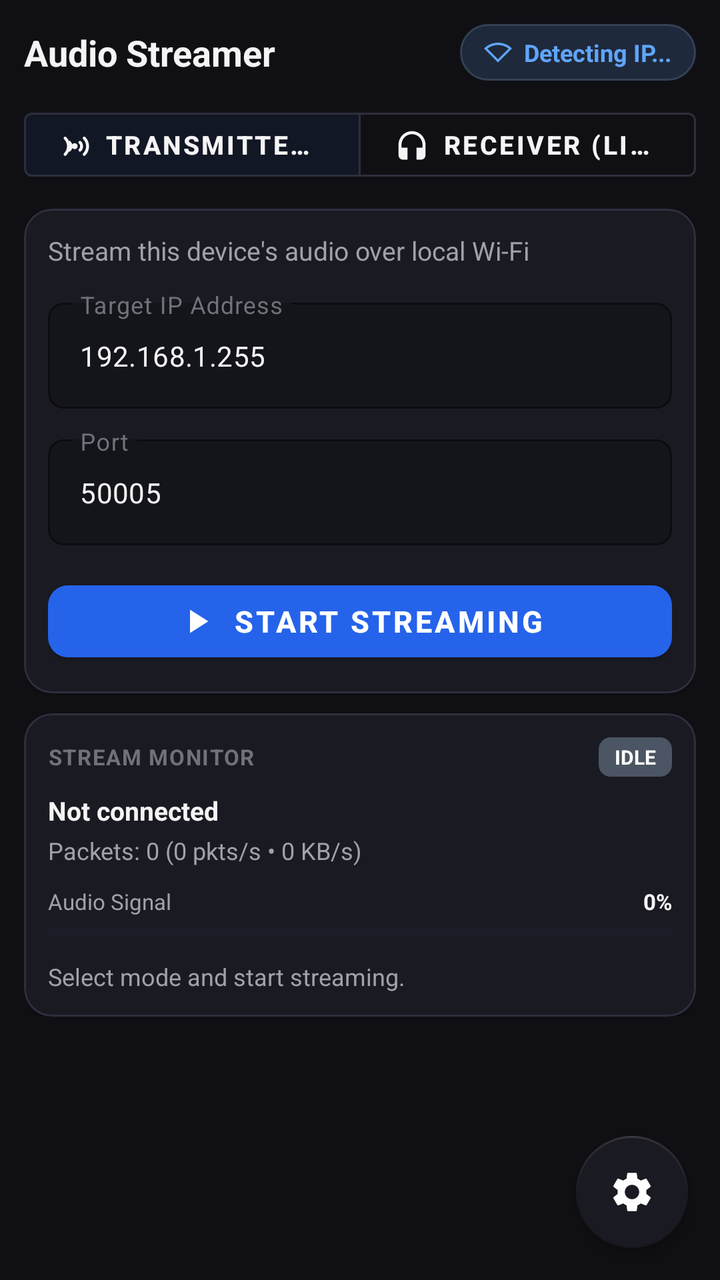
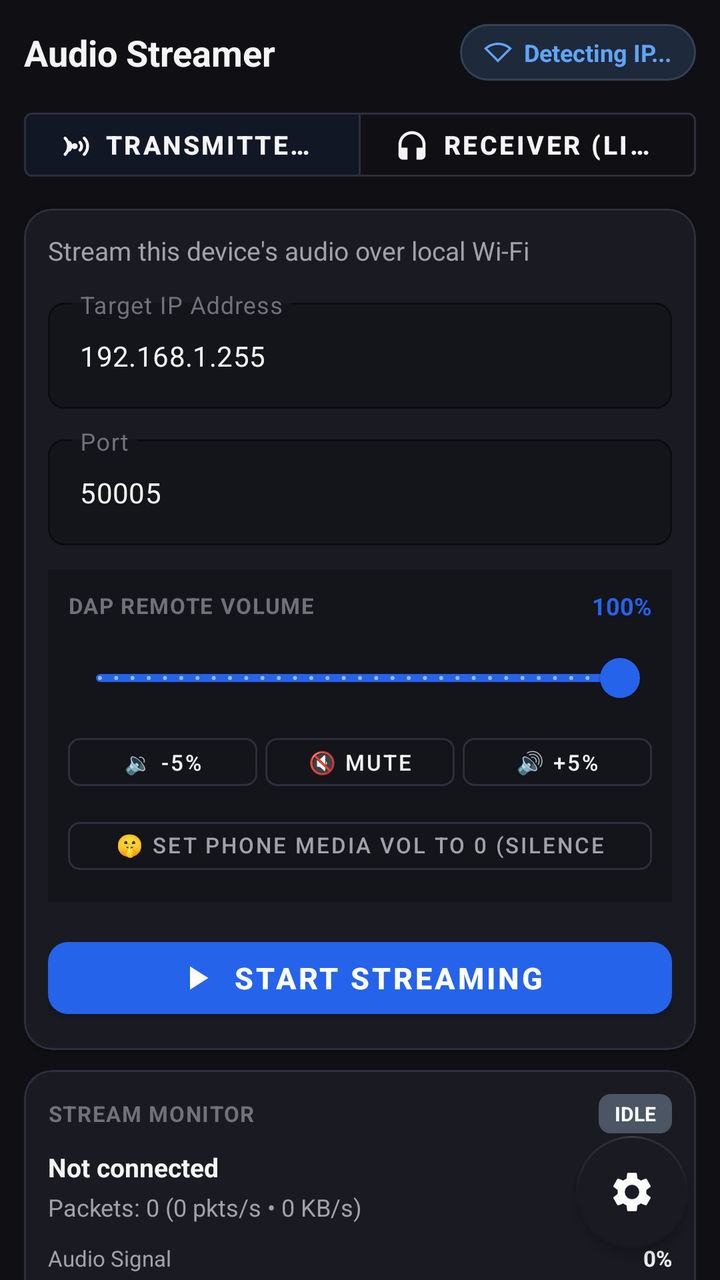

Two renders of the same Android screen: before a commit and after it. Below are the layout's source before the change and the commit's diff.
<!-- AndroidManifest.xml: application theme Theme.AudioStreamer -->
<!-- res/layout/activity_main.xml -->
<?xml version="1.0" encoding="utf-8"?>
<androidx.coordinatorlayout.widget.CoordinatorLayout
    xmlns:android="http://schemas.android.com/apk/res/android"
    xmlns:app="http://schemas.android.com/apk/res-auto"
    android:id="@+id/root_layout"
    android:layout_width="match_parent"
    android:layout_height="match_parent"
    android:fitsSystemWindows="true"
    android:background="@color/bg_screen">

    <ScrollView
        android:layout_width="match_parent"
        android:layout_height="match_parent"
        android:fillViewport="true"
        android:clipToPadding="false"
        android:paddingBottom="88dp"
        android:scrollbars="none">

        <LinearLayout
            android:layout_width="match_parent"
            android:layout_height="wrap_content"
            android:gravity="center_horizontal"
            android:orientation="vertical">

            <LinearLayout
                android:layout_width="match_parent"
                android:layout_height="wrap_content"
                android:maxWidth="@dimen/content_max_width"
                android:orientation="vertical"
                android:padding="@dimen/screen_padding">

                
                <LinearLayout
                    android:layout_width="match_parent"
                    android:layout_height="wrap_content"
                    android:orientation="horizontal"
                    android:gravity="center_vertical"
                    android:layout_marginBottom="@dimen/card_spacing">

                    <TextView
                        android:id="@+id/tv_title"
                        android:layout_width="0dp"
                        android:layout_height="wrap_content"
                        android:layout_weight="1"
                        android:text="@string/app_name"
                        android:textSize="@dimen/title_text_size"
                        android:textStyle="bold"
                        android:textColor="@color/text_primary" />

                    
                    <LinearLayout
                        android:id="@+id/layout_ip_pill"
                        android:layout_width="wrap_content"
                        android:layout_height="wrap_content"
                        android:orientation="horizontal"
                        android:gravity="center_vertical"
                        android:background="@drawable/bg_ip_pill"
                        android:paddingStart="12dp"
                        android:paddingEnd="12dp"
                        android:paddingTop="6dp"
                        android:paddingBottom="6dp"
                        android:clickable="true"
                        android:focusable="true">

                        <ImageView
                            android:layout_width="14dp"
                            android:layout_height="14dp"
                            android:src="@drawable/ic_wifi"
                            android:layout_marginEnd="6dp"
                            app:tint="@color/pill_text" />

                        <TextView
                            android:id="@+id/tv_header_ip"
                            android:layout_width="wrap_content"
                            android:layout_height="wrap_content"
                            android:text="Detecting IP..."
                            android:textSize="12sp"
                            android:textStyle="bold"
                            android:textColor="@color/pill_text" />
                    </LinearLayout>
                </LinearLayout>

                
                <com.google.android.material.button.MaterialButtonToggleGroup
                    android:id="@+id/toggle_mode_group"
                    android:layout_width="match_parent"
                    android:layout_height="@dimen/toggle_height"
                    android:layout_marginBottom="@dimen/card_spacing"
                    app:singleSelection="true"
                    app:selectionRequired="true"
                    app:checkedButton="@+id/btn_mode_transmitter">

                    <com.google.android.material.button.MaterialButton
                        android:id="@+id/btn_mode_transmitter"
                        style="?attr/materialButtonOutlinedStyle"
                        android:layout_width="0dp"
                        android:layout_height="match_parent"
                        android:layout_weight="1"
                        android:text="@string/mode_transmitter"
                        android:textSize="13sp"
                        android:textStyle="bold"
                        android:textColor="@color/text_primary"
                        app:strokeColor="@color/card_stroke"
                        app:icon="@drawable/ic_transmitter"
                        app:iconTint="@color/text_primary"
                        app:iconGravity="textStart"
                        app:iconPadding="6dp"
                        app:iconSize="18dp" />

                    <com.google.android.material.button.MaterialButton
                        android:id="@+id/btn_mode_receiver"
                        style="?attr/materialButtonOutlinedStyle"
                        android:layout_width="0dp"
                        android:layout_height="match_parent"
                        android:layout_weight="1"
                        android:text="@string/mode_receiver"
                        android:textSize="13sp"
                        android:textStyle="bold"
                        android:textColor="@color/text_primary"
                        app:strokeColor="@color/card_stroke"
                        app:icon="@drawable/ic_receiver"
                        app:iconTint="@color/text_primary"
                        app:iconGravity="textStart"
                        app:iconPadding="6dp"
                        app:iconSize="18dp" />
                </com.google.android.material.button.MaterialButtonToggleGroup>

                
                <com.google.android.material.card.MaterialCardView
                    android:id="@+id/card_config"
                    android:layout_width="match_parent"
                    android:layout_height="wrap_content"
                    android:layout_marginBottom="@dimen/card_spacing"
                    app:cardCornerRadius="14dp"
                    app:cardElevation="1dp"
                    app:strokeColor="@color/card_stroke"
                    app:strokeWidth="1dp"
                    app:cardBackgroundColor="@color/card_bg">

                    <LinearLayout
                        android:layout_width="match_parent"
                        android:layout_height="wrap_content"
                        android:orientation="vertical"
                        android:padding="@dimen/card_inner_padding">

                        <TextView
                            android:id="@+id/tv_mode_guide"
                            android:layout_width="match_parent"
                            android:layout_height="wrap_content"
                            android:text="Stream this device's audio over local Wi-Fi"
                            android:textSize="13sp"
                            android:textColor="@color/text_secondary"
                            android:layout_marginBottom="12dp" />

                        
                        <com.google.android.material.textfield.TextInputLayout
                            android:id="@+id/til_target_ip"
                            android:layout_width="match_parent"
                            android:layout_height="wrap_content"
                            android:layout_marginBottom="10dp"
                            android:hint="@string/target_ip_hint"
                            android:textColorHint="@color/text_hint"
                            app:hintTextColor="@color/primary"
                            app:boxBackgroundColor="@color/input_bg"
                            app:boxStrokeColor="@color/primary"
                            app:boxCornerRadiusBottomEnd="8dp"
                            app:boxCornerRadiusBottomStart="8dp"
                            app:boxCornerRadiusTopEnd="8dp"
                            app:boxCornerRadiusTopStart="8dp"
                            style="@style/Widget.MaterialComponents.TextInputLayout.OutlinedBox">

                            <com.google.android.material.textfield.TextInputEditText
                                android:id="@+id/et_target_ip"
                                android:layout_width="match_parent"
                                android:layout_height="wrap_content"
                                android:inputType="textUri"
                                android:textSize="14sp"
                                android:textColor="@color/text_primary"
                                android:textColorHint="@color/text_hint"
                                android:text="192.168.1.255" />
                        </com.google.android.material.textfield.TextInputLayout>

                        
                        <com.google.android.material.textfield.TextInputLayout
                            android:id="@+id/til_port"
                            android:layout_width="match_parent"
                            android:layout_height="wrap_content"
                            android:layout_marginBottom="14dp"
                            android:hint="@string/port_hint"
                            android:textColorHint="@color/text_hint"
                            app:hintTextColor="@color/primary"
                            app:boxBackgroundColor="@color/input_bg"
                            app:boxStrokeColor="@color/primary"
                            app:boxCornerRadiusBottomEnd="8dp"
                            app:boxCornerRadiusBottomStart="8dp"
                            app:boxCornerRadiusTopEnd="8dp"
                            app:boxCornerRadiusTopStart="8dp"
                            style="@style/Widget.MaterialComponents.TextInputLayout.OutlinedBox">

                            <com.google.android.material.textfield.TextInputEditText
                                android:id="@+id/et_port"
                                android:layout_width="match_parent"
                                android:layout_height="wrap_content"
                                android:inputType="number"
                                android:textSize="14sp"
                                android:textColor="@color/text_primary"
                                android:textColorHint="@color/text_hint"
                                android:text="50005" />
                        </com.google.android.material.textfield.TextInputLayout>

                        
                        <com.google.android.material.button.MaterialButton
                            android:id="@+id/btn_action"
                            android:layout_width="match_parent"
                            android:layout_height="@dimen/btn_height"
                            android:text="@string/start_stream"
                            android:textSize="15sp"
                            android:textStyle="bold"
                            android:textColor="@color/white"
                            app:cornerRadius="10dp"
                            app:icon="@drawable/ic_play"
                            app:iconTint="@color/white"
                            app:iconGravity="textStart"
                            app:iconPadding="8dp"
                            app:iconSize="20dp" />

                    </LinearLayout>
                </com.google.android.material.card.MaterialCardView>

                
                <com.google.android.material.card.MaterialCardView
                    android:id="@+id/card_telemetry"
                    android:layout_width="match_parent"
                    android:layout_height="wrap_content"
                    app:cardCornerRadius="14dp"
                    app:cardElevation="1dp"
                    app:strokeColor="@color/card_stroke"
                    app:strokeWidth="1dp"
                    app:cardBackgroundColor="@color/card_bg">

                    <LinearLayout
                        android:layout_width="match_parent"
                        android:layout_height="wrap_content"
                        android:orientation="vertical"
                        android:padding="@dimen/card_inner_padding">

                        
                        <LinearLayout
                            android:layout_width="match_parent"
                            android:layout_height="wrap_content"
                            android:orientation="horizontal"
                            android:gravity="center_vertical"
                            android:layout_marginBottom="8dp">

                            <TextView
                                android:layout_width="0dp"
                                android:layout_height="wrap_content"
                                android:layout_weight="1"
                                android:text="STREAM MONITOR"
                                android:textSize="11sp"
                                android:textStyle="bold"
                                android:textColor="@color/text_hint"
                                android:letterSpacing="0.05" />

                            <TextView
                                android:id="@+id/tv_badge_status"
                                android:layout_width="wrap_content"
                                android:layout_height="wrap_content"
                                android:text="IDLE"
                                android:textSize="10sp"
                                android:textStyle="bold"
                                android:paddingStart="8dp"
                                android:paddingEnd="8dp"
                                android:paddingTop="3dp"
                                android:paddingBottom="3dp"
                                android:textColor="@color/white"
                                android:background="@drawable/bg_badge"
                                android:backgroundTint="@color/status_gray" />
                        </LinearLayout>

                        
                        <TextView
                            android:id="@+id/tv_endpoint_info"
                            android:layout_width="match_parent"
                            android:layout_height="wrap_content"
                            android:text="Not connected"
                            android:textSize="13sp"
                            android:textStyle="bold"
                            android:textColor="@color/text_primary"
                            android:layout_marginBottom="3dp" />

                        
                        <TextView
                            android:id="@+id/tv_packets_stat"
                            android:layout_width="match_parent"
                            android:layout_height="wrap_content"
                            android:text="Packets: 0 (0 pkts/s • 0 KB/s)"
                            android:textSize="12sp"
                            android:textColor="@color/text_secondary"
                            android:layout_marginBottom="10dp" />

                        
                        <LinearLayout
                            android:layout_width="match_parent"
                            android:layout_height="wrap_content"
                            android:orientation="horizontal"
                            android:gravity="center_vertical"
                            android:layout_marginBottom="4dp">

                            <TextView
                                android:layout_width="0dp"
                                android:layout_height="wrap_content"
                                android:layout_weight="1"
                                android:text="Audio Signal"
                                android:textSize="11sp"
                                android:textColor="@color/text_secondary" />

                            <TextView
                                android:id="@+id/tv_audio_level_val"
                                android:layout_width="wrap_content"
                                android:layout_height="wrap_content"
                                android:text="0%"
                                android:textSize="11sp"
                                android:textStyle="bold"
                                android:textColor="@color/text_primary" />
                        </LinearLayout>

                        <ProgressBar
                            android:id="@+id/pb_audio_level"
                            style="?android:attr/progressBarStyleHorizontal"
                            android:layout_width="match_parent"
                            android:layout_height="@dimen/progress_height"
                            android:max="100"
                            android:progress="0"
                            android:progressBackgroundTint="#272732"
                            android:progressTint="@color/status_green"
                            android:layout_marginBottom="10dp" />

                        
                        <TextView
                            android:id="@+id/tv_diagnostic_tip"
                            android:layout_width="match_parent"
                            android:layout_height="wrap_content"
                            android:text="Select mode and start streaming."
                            android:textSize="12sp"
                            android:textColor="@color/text_secondary"
                            android:lineSpacingMultiplier="1.15" />

                    </LinearLayout>
                </com.google.android.material.card.MaterialCardView>

            </LinearLayout>
        </LinearLayout>
    </ScrollView>

    
    <com.google.android.material.floatingactionbutton.FloatingActionButton
        android:id="@+id/fab_settings"
        android:layout_width="wrap_content"
        android:layout_height="wrap_content"
        android:layout_gravity="bottom|end"
        android:layout_marginEnd="16dp"
        android:layout_marginBottom="16dp"
        app:srcCompat="@drawable/ic_settings"
        app:tint="@color/white"
        app:backgroundTint="@color/card_bg"
        app:rippleColor="@color/primary"
        app:borderWidth="1dp"
        app:elevation="4dp"
        android:contentDescription="Settings" />

</androidx.coordinatorlayout.widget.CoordinatorLayout>
<!-- resources referenced by this layout -->
<resources>
  <color name="bg_screen">#101014</color>
  <color name="card_bg">#1A1A22</color>
  <color name="card_stroke">#2E2E3E</color>
  <color name="input_bg">#14141B</color>
  <color name="pill_text">#60A5FA</color>
  <color name="primary">#2563EB</color>
  <color name="status_gray">#4B5563</color>
  <color name="status_green">#10B981</color>
  <color name="text_hint">#71717A</color>
  <color name="text_primary">#F4F4F5</color>
  <color name="text_secondary">#A1A1AA</color>
  <color name="white">#FFFFFFFF</color>
  <dimen name="btn_height">48dp</dimen>
  <dimen name="card_inner_padding">12dp</dimen>
  <dimen name="card_spacing">10dp</dimen>
  <dimen name="content_max_width">520dp</dimen>
  <dimen name="progress_height">8dp</dimen>
  <dimen name="screen_padding">12dp</dimen>
  <dimen name="title_text_size">18sp</dimen>
  <dimen name="toggle_height">44dp</dimen>
  <!-- drawable bg_badge (drawable) -->
  <?xml version="1.0" encoding="utf-8"?>
  <shape xmlns:android="http://schemas.android.com/apk/res/android"
      android:shape="rectangle">
      <corners android:radius="6dp" />
      <solid android:color="#757575" />
  </shape>
  <!-- drawable bg_ip_pill (drawable) -->
  <?xml version="1.0" encoding="utf-8"?>
  <shape xmlns:android="http://schemas.android.com/apk/res/android"
      android:shape="rectangle">
      <corners android:radius="20dp" />
      <solid android:color="@color/pill_bg" />
      <stroke android:width="1dp" android:color="@color/pill_stroke" />
  </shape>
  <!-- drawable ic_play (drawable) -->
  <vector xmlns:android="http://schemas.android.com/apk/res/android"
      android:width="24dp"
      android:height="24dp"
      android:viewportWidth="24"
      android:viewportHeight="24">
      <path
          android:fillColor="#FFFFFFFF"
          android:pathData="M8,5v14l11,-7z"/>
  </vector>
  <!-- drawable ic_receiver (drawable) -->
  <vector xmlns:android="http://schemas.android.com/apk/res/android"
      android:width="24dp"
      android:height="24dp"
      android:viewportWidth="24"
      android:viewportHeight="24">
      <path
          android:fillColor="#FFFFFFFF"
          android:pathData="M12,3c-4.97,0 -9,4.03 -9,9v7c0,1.66 1.34,3 3,3h3v-8L5,14v-2c0,-3.87 3.13,-7 7,-7s7,3.13 7,7v2l-4,0v8h3c1.66,0 3,-1.34 3,-3v-7c0,-4.97 -4.03,-9 -9,-9z"/>
  </vector>
  <!-- drawable ic_wifi (drawable) -->
  <vector xmlns:android="http://schemas.android.com/apk/res/android"
      android:width="24dp"
      android:height="24dp"
      android:viewportWidth="24"
      android:viewportHeight="24">
      <path
          android:fillColor="#FF1976D2"
          android:pathData="M12,4C7.31,4 3.07,5.9 0,8.98L12,21 24,8.98C20.93,5.9 16.69,4 12,4zM2.92,9.07C5.51,7.08 8.67,6 12,6s6.49,1.08 9.08,3.07L12,18.17 2.92,9.07z"/>
  </vector>
  <string name="app_name">Audio Streamer</string>
  <string name="mode_receiver">Receiver (Listen)</string>
  <string name="mode_transmitter">Transmitter (Send)</string>
  <string name="port_hint">Port</string>
  <string name="start_stream">Start Streaming</string>
  <string name="target_ip_hint">Target IP Address</string>
  <style name="Theme.AudioStreamer" parent="Theme.MaterialComponents.NoActionBar">
          <item name="colorPrimary">@color/primary</item>
          <item name="colorPrimaryVariant">@color/primary_variant</item>
          <item name="colorOnPrimary">@color/white</item>
          <item name="colorSecondary">@color/secondary</item>
          <item name="colorSecondaryVariant">@color/secondary_variant</item>
          <item name="colorOnSecondary">@color/white</item>
          <item name="android:windowBackground">@color/bg_screen</item>
          <item name="android:statusBarColor">@color/bg_screen</item>
          <item name="android:navigationBarColor">@color/bg_screen</item>
          <item name="android:windowLightStatusBar">false</item>
      </style>
  <color name="pill_bg">#1E293B</color>
  <color name="pill_stroke">#334155</color>
  <color name="primary_variant">#1D4ED8</color>
  <color name="secondary">#0D9488</color>
  <color name="secondary_variant">#0F766E</color>
  <!-- unchanged entries left out for length: 2 -->
</resources>

<!-- the commit's change to res/layout/activity_main.xml (unified diff, before → after) -->
@@ -185,7 +185,7 @@
                             android:id="@+id/til_port"
                             android:layout_width="match_parent"
                             android:layout_height="wrap_content"
-                            android:layout_marginBottom="14dp"
+                            android:layout_marginBottom="12dp"
                             android:hint="@string/port_hint"
                             android:textColorHint="@color/text_hint"
                             app:hintTextColor="@color/primary"
@@ -207,6 +207,116 @@
                                 android:textColorHint="@color/text_hint"
                                 android:text="50005" />
                         </com.google.android.material.textfield.TextInputLayout>
+
+                        
+                        <LinearLayout
+                            android:id="@+id/layout_volume_control"
+                            android:layout_width="match_parent"
+                            android:layout_height="wrap_content"
+                            android:orientation="vertical"
+                            android:background="@color/input_bg"
+                            android:padding="10dp"
+                            android:layout_marginBottom="14dp">
+
+                            <LinearLayout
+                                android:layout_width="match_parent"
+                                android:layout_height="wrap_content"
+                                android:orientation="horizontal"
+                                android:gravity="center_vertical"
+                                android:layout_marginBottom="4dp">
+
+                                <TextView
+                                    android:layout_width="0dp"
+                                    android:layout_height="wrap_content"
+                                    android:layout_weight="1"
+                                    android:text="DAP REMOTE VOLUME"
+                                    android:textSize="11sp"
+                                    android:textStyle="bold"
+                                    android:textColor="@color/text_hint"
+                                    android:letterSpacing="0.05" />
+
+                                <TextView
+                                    android:id="@+id/tv_remote_vol_label"
+                                    android:layout_width="wrap_content"
+                                    android:layout_height="wrap_content"
+                                    android:text="100%"
+                                    android:textSize="12sp"
+                                    android:textStyle="bold"
+                                    android:textColor="@color/primary" />
+                            </LinearLayout>
+
+                            
+                            <com.google.android.material.slider.Slider
+                                android:id="@+id/slider_remote_vol"
+                                android:layout_width="match_parent"
+                                android:layout_height="wrap_content"
+                                android:valueFrom="0.0"
+                                android:valueTo="100.0"
+                                android:stepSize="1.0"
+                                android:value="100.0"
+                                app:thumbColor="@color/primary"
+                                app:trackColorActive="@color/primary"
+                                app:trackColorInactive="#2A2A38" />
+
+                            
+                            <LinearLayout
+                                android:layout_width="match_parent"
+                                android:layout_height="wrap_content"
+                                android:orientation="horizontal"
+                                android:gravity="center">
+
+                                <com.google.android.material.button.MaterialButton
+                                    android:id="@+id/btn_vol_down"
+                                    style="?attr/materialButtonOutlinedStyle"
+                                    android:layout_width="0dp"
+                                    android:layout_height="36dp"
+                                    android:layout_weight="1"
+                                    android:text="🔉 -5%"
+                                    android:textSize="11sp"
+                                    android:textColor="@color/text_primary"
+                                    app:strokeColor="@color/card_stroke"
+                                    android:layout_marginEnd="4dp"
+                                    app:cornerRadius="6dp" />
+
+                                <com.google.android.material.button.MaterialButton
+                                    android:id="@+id/btn_vol_mute"
+                                    style="?attr/materialButtonOutlinedStyle"
+                                    android:layout_width="0dp"
+                                    android:layout_height="36dp"
+                                    android:layout_weight="1"
+                                    android:text="🔇 Mute"
+                                    android:textSize="11sp"
+                                    android:textColor="@color/text_primary"
+                                    app:strokeColor="@color/card_stroke"
+                                    android:layout_marginEnd="4dp"
+                                    app:cornerRadius="6dp" />
+
+                                <com.google.android.material.button.MaterialButton
+                                    android:id="@+id/btn_vol_up"
+                                    style="?attr/materialButtonOutlinedStyle"
+                                    android:layout_width="0dp"
+                                    android:layout_height="36dp"
+                                    android:layout_weight="1"
+                                    android:text="🔊 +5%"
+                                    android:textSize="11sp"
+                                    android:textColor="@color/text_primary"
+                                    app:strokeColor="@color/card_stroke"
+                                    app:cornerRadius="6dp" />
+                            </LinearLayout>
+
+                            
+                            <com.google.android.material.button.MaterialButton
+                                android:id="@+id/btn_silence_phone"
+                                style="?attr/materialButtonOutlinedStyle"
+                                android:layout_width="match_parent"
+                                android:layout_height="36dp"
+                                android:layout_marginTop="6dp"
+                                android:text="🤫 Set Phone Media Vol to 0 (Silence Phone)"
+                                android:textSize="11sp"
+                                android:textColor="@color/text_secondary"
+                                app:strokeColor="@color/card_stroke"
+                                app:cornerRadius="6dp" />
+                        </LinearLayout>
 
                         
                         <com.google.android.material.button.MaterialButton
